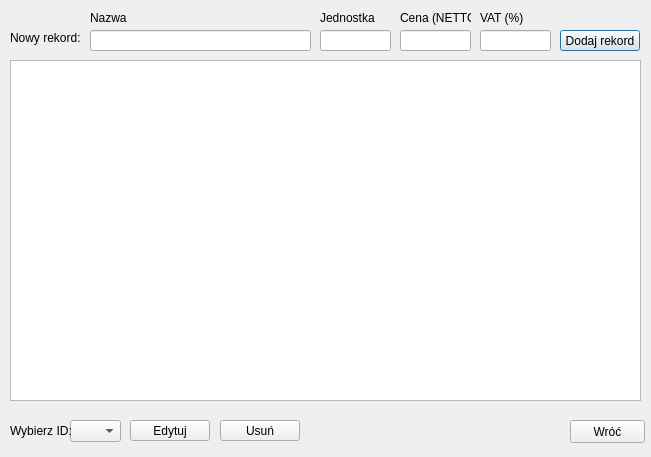
The window that productswindow.ui (DzimiX/ProgramSprzedazowy) describes before a commit, drawn with Qt 5.
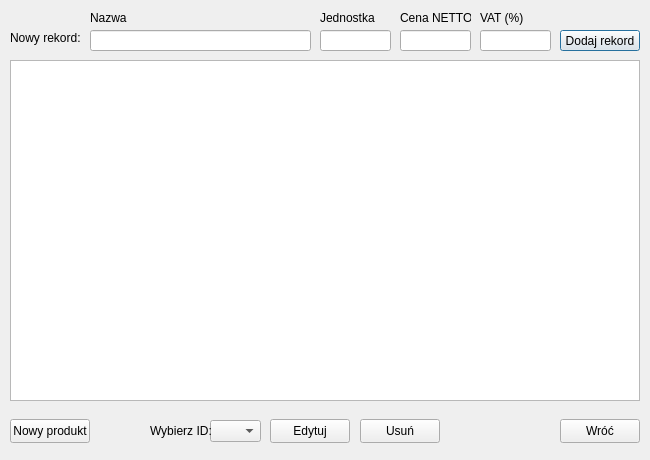
The same window after the commit.

Patch:
```diff
--- a/productswindow.ui
+++ b/productswindow.ui
@@ -6,8 +6,8 @@
    <rect>
     <x>0</x>
     <y>0</y>
-    <width>651</width>
-    <height>457</height>
+    <width>650</width>
+    <height>460</height>
    </rect>
   </property>
   <property name="windowTitle">
@@ -18,7 +18,7 @@
     <rect>
      <x>10</x>
      <y>60</y>
-     <width>631</width>
+     <width>630</width>
      <height>341</height>
     </rect>
    </property>
@@ -132,7 +132,7 @@
     </rect>
    </property>
    <property name="text">
-    <string>Cena (NETTO)</string>
+    <string>Cena NETTO</string>
    </property>
   </widget>
   <widget class="QLabel" name="label_4">
@@ -177,7 +177,7 @@
   <widget class="QComboBox" name="combo_select">
    <property name="geometry">
     <rect>
-     <x>70</x>
+     <x>210</x>
      <y>420</y>
      <width>51</width>
      <height>22</height>
@@ -187,7 +187,7 @@
   <widget class="QLabel" name="label_6">
    <property name="geometry">
     <rect>
-     <x>10</x>
+     <x>150</x>
      <y>420</y>
      <width>61</width>
      <height>21</height>
@@ -200,10 +200,10 @@
   <widget class="QPushButton" name="button_removeSelected">
    <property name="geometry">
     <rect>
-     <x>220</x>
-     <y>420</y>
+     <x>360</x>
+     <y>419</y>
      <width>80</width>
-     <height>21</height>
+     <height>24</height>
     </rect>
    </property>
    <property name="text">
@@ -213,10 +213,10 @@
   <widget class="QPushButton" name="button_editSelected">
    <property name="geometry">
     <rect>
-     <x>130</x>
-     <y>420</y>
+     <x>270</x>
+     <y>419</y>
      <width>80</width>
-     <height>21</height>
+     <height>24</height>
     </rect>
    </property>
    <property name="text">
@@ -226,16 +226,29 @@
   <widget class="QPushButton" name="pushButton">
    <property name="geometry">
     <rect>
-     <x>570</x>
-     <y>420</y>
-     <width>75</width>
-     <height>23</height>
+     <x>560</x>
+     <y>419</y>
+     <width>80</width>
+     <height>24</height>
     </rect>
    </property>
    <property name="text">
     <string>Wróć</string>
    </property>
   </widget>
+  <widget class="QPushButton" name="button_newProduct">
+   <property name="geometry">
+    <rect>
+     <x>10</x>
+     <y>419</y>
+     <width>80</width>
+     <height>24</height>
+    </rect>
+   </property>
+   <property name="text">
+    <string>Nowy produkt</string>
+   </property>
+  </widget>
  </widget>
  <resources/>
  <connections/>
```
Left out of the diff: 2 changed lines with no effect on the pictures.
